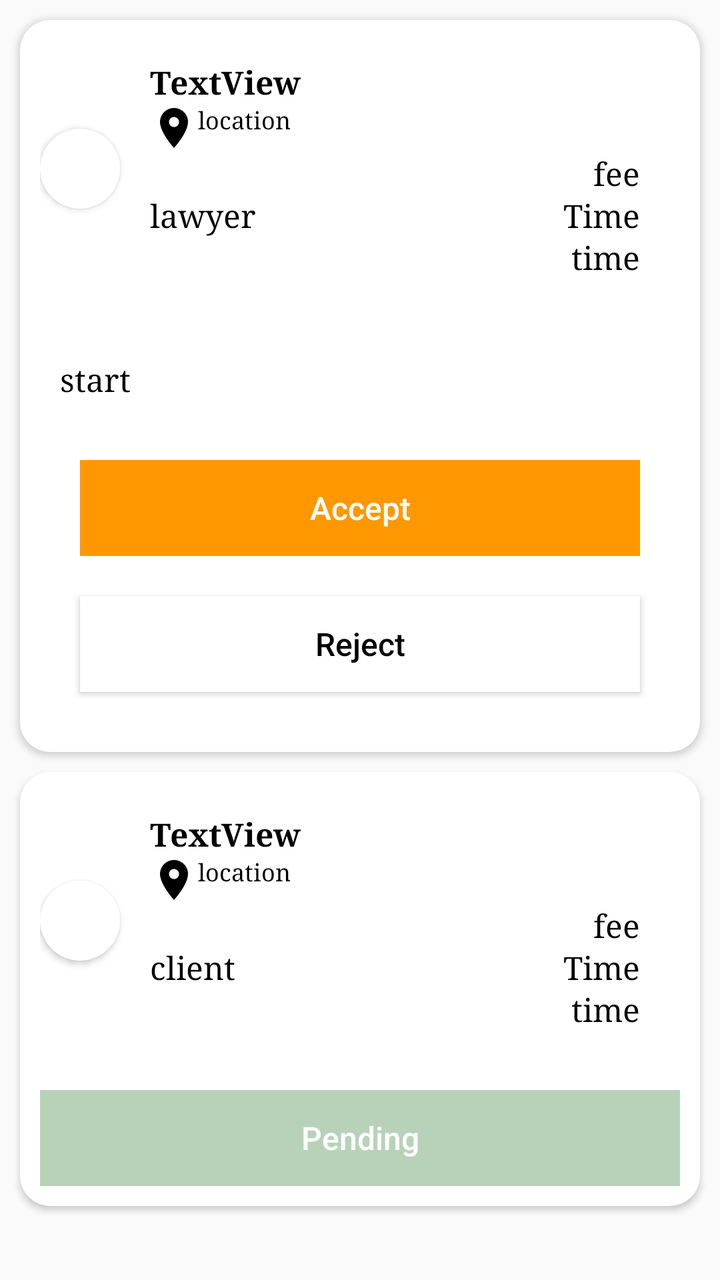
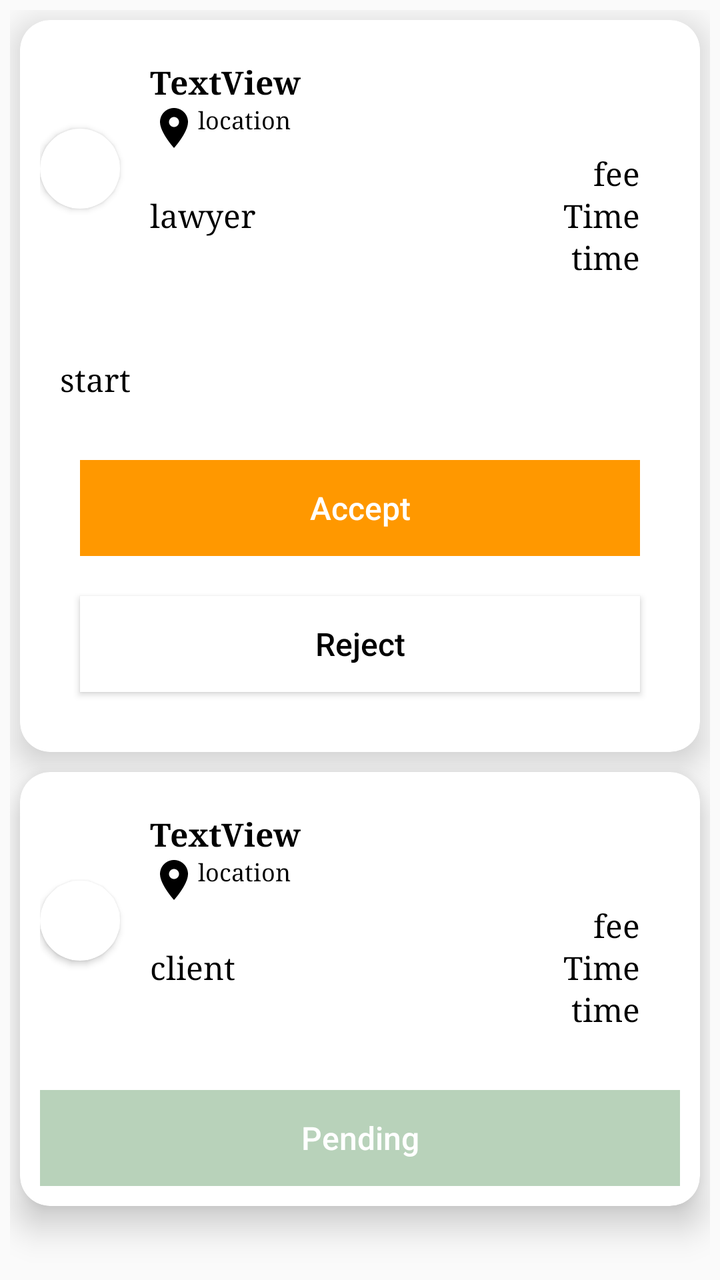

Before-and-after screenshots of an Android layout around one commit, followed by the original layout XML and the change that was made.
<!-- AndroidManifest.xml: application theme Theme.LawAdvat -->
<!-- res/layout/custom_appointment.xml -->
<?xml version="1.0" encoding="utf-8"?>
<androidx.appcompat.widget.LinearLayoutCompat xmlns:android="http://schemas.android.com/apk/res/android"
    xmlns:tools="http://schemas.android.com/tools"
    android:layout_width="match_parent"
    android:layout_height="wrap_content"
    android:orientation="vertical"
    android:padding="05dp"
    xmlns:app="http://schemas.android.com/apk/res-auto">
    <androidx.cardview.widget.CardView
        android:layout_width="match_parent"
        android:layout_height="wrap_content"
        android:layout_gravity="top"
        android:id="@+id/lawyer_appointmen_cardview"
        app:cardCornerRadius="15dp"
        android:layout_margin="05dp">
        <LinearLayout
            android:layout_width="match_parent"
            android:layout_height="wrap_content"
            android:id="@+id/lawyer_appointmen_linear"
            android:orientation="vertical">
            <LinearLayout
            android:layout_width="match_parent"
            android:layout_height="wrap_content"
            android:padding="10dp"
            android:orientation="horizontal">
            <androidx.cardview.widget.CardView
                android:layout_width="40dp"
                app:cardCornerRadius="40dp"
                android:layout_gravity="center"
                android:layout_height="40dp">
                <ImageView
                    android:id="@+id/client_lawyer_image1"
                    android:layout_width="50dp"
                    android:layout_height="50dp"
                    android:layout_gravity="center"
                    app:layout_constraintBottom_toBottomOf="parent"
                    app:layout_constraintStart_toStartOf="parent"
                    app:layout_constraintTop_toTopOf="parent"
                    app:srcCompat="@drawable/baseline_account_circle_24" />
            </androidx.cardview.widget.CardView>
            <LinearLayout
                android:layout_width="match_parent"
                android:layout_height="wrap_content"
                android:padding="10dp"
                android:layout_marginLeft="05dp"
                android:orientation="vertical">
                <TextView
                    android:id="@+id/client_name1"
                    android:layout_width="wrap_content"
                    android:layout_height="wrap_content"
                    android:text="TextView"
                    android:textStyle="bold"
                    android:fontFamily="serif"
                    android:textColor="@color/black"
                    app:layout_constraintBottom_toBottomOf="@+id/profile_lawyer_image"
                    app:layout_constraintStart_toEndOf="@+id/profile_lawyer_image"
                    app:layout_constraintTop_toTopOf="@+id/profile_lawyer_image" />
                <LinearLayout
                    android:layout_width="match_parent"
                    android:layout_height="wrap_content"
                    android:orientation="horizontal">

                    <ImageView
                        android:id="@id/imageView1"
                        android:layout_width="wrap_content"
                        android:layout_height="wrap_content"
                        android:src="@drawable/baseline_location_on_24"
                        app:layout_constraintBottom_toBottomOf="parent"
                        app:layout_constraintStart_toStartOf="parent"
                        app:layout_constraintTop_toTopOf="parent" />
                    <TextView
                        android:id="@+id/location1"
                        android:layout_width="wrap_content"
                        android:layout_height="wrap_content"
                        android:fontFamily="serif"
                        android:text="location"
                        android:textColor="@color/black"
                        android:textSize="12sp"
                        app:layout_constraintBottom_toBottomOf="@+id/imageView1"
                        app:layout_constraintStart_toEndOf="@+id/imageView1"
                        app:layout_constraintTop_toTopOf="@+id/imageView1" />
               </LinearLayout>
                <TextView
                    android:id="@+id/fee1"
                    android:layout_width="wrap_content"
                    android:layout_height="wrap_content"
                    android:fontFamily="serif"
                    android:text="fee"
                    android:layout_gravity="end"
                    android:layout_marginEnd="10dp"
                    android:textColor="@color/black"/>
                <androidx.constraintlayout.widget.ConstraintLayout
                    android:layout_width="match_parent"
                    android:layout_height="wrap_content">

                    <TextView
                        android:id="@+id/profile_lawyer_name1"
                        android:layout_width="0dp"
                        android:layout_height="wrap_content"
                        android:fontFamily="serif"
                        android:text="lawyer"
                        android:textColor="@color/black"
                        app:layout_constraintBottom_toBottomOf="parent"
                        app:layout_constraintEnd_toStartOf="@+id/date1"
                        app:layout_constraintStart_toStartOf="parent"
                        app:layout_constraintTop_toTopOf="parent" />

                    <TextView
                        android:id="@+id/date1"
                        android:layout_width="wrap_content"
                        android:layout_height="wrap_content"
                        android:layout_marginRight="10dp"
                        android:fontFamily="serif"
                        android:text="Time"
                        android:textColor="@color/black"
                        app:layout_constraintBottom_toBottomOf="@+id/profile_lawyer_name1"
                        app:layout_constraintEnd_toEndOf="parent"
                        app:layout_constraintTop_toTopOf="@+id/profile_lawyer_name1" />
                </androidx.constraintlayout.widget.ConstraintLayout>
                <TextView
                    android:id="@+id/time1"
                    android:layout_width="wrap_content"
                    android:layout_height="wrap_content"
                    android:fontFamily="serif"
                    android:text="time"
                    android:layout_gravity="end"
                    android:layout_marginEnd="10dp"
                    android:textColor="@color/black"/>
            </LinearLayout>
        </LinearLayout>

            <LinearLayout
                android:layout_width="match_parent"
                android:layout_height="wrap_content"
                android:padding="10dp"
                android:layout_gravity="center"
                android:orientation="vertical">
                <LinearLayout
                    android:layout_width="match_parent"
                    android:layout_height="wrap_content"
                    android:padding="10dp"
                    android:id="@+id/lawyer_text_linear"
                    android:layout_gravity="center"
                    android:orientation="vertical">
                    <TextView
                        android:layout_width="wrap_content"
                        android:layout_height="wrap_content"
                        android:textColor="@color/black"
                        android:text="start"
                        android:fontFamily="serif"
                        android:id="@+id/show_answer"/>
                </LinearLayout>
                <LinearLayout
                    android:layout_width="match_parent"
                    android:layout_height="wrap_content"
                    android:padding="10dp"
                    android:id="@+id/lawyer_btn_linear"
                    android:layout_gravity="center"
                    android:orientation="vertical">
                    <Button
                        android:id="@+id/accept_btn"
                        android:layout_width="match_parent"
                        android:layout_height="wrap_content"
                        android:text="Accept"
                        android:layout_margin="10dp"
                        android:textAllCaps="false"
                        android:textColor="@color/white"
                        android:background="#FF9800"
                        style="?android:attr/buttonBarButtonStyle" />
                    <Button
                        android:id="@+id/reject_btn"
                        android:layout_width="match_parent"
                        android:layout_height="wrap_content"
                        android:text="Reject"
                        android:layout_margin="10dp"
                        android:textAllCaps="false"
                        android:textColor="@color/black"
                        android:background="@color/white"/>
                </LinearLayout>
            </LinearLayout>
        </LinearLayout>
    </androidx.cardview.widget.CardView>

        <androidx.cardview.widget.CardView
            android:layout_width="match_parent"
            android:layout_height="wrap_content"
            android:padding="10dp"
            android:layout_gravity="top"
            android:id="@+id/client_appointmen_cardview"
            app:cardCornerRadius="15dp"
            android:layout_margin="05dp">
            <LinearLayout
                android:layout_width="match_parent"
                android:layout_height="wrap_content"
                android:id="@+id/client_appointmen_linear"
                android:orientation="vertical">
            <LinearLayout
                android:layout_width="match_parent"
                android:layout_height="wrap_content"
                android:padding="10dp"
                android:orientation="horizontal">
                <androidx.cardview.widget.CardView
                    android:layout_width="40dp"
                    app:cardCornerRadius="40dp"
                    android:layout_gravity="center"
                    android:layout_height="40dp">
                    <ImageView
                        android:id="@+id/profile_lawyer_image2"
                        android:layout_width="50dp"
                        android:layout_height="50dp"
                        android:layout_gravity="center"
                        app:layout_constraintBottom_toBottomOf="parent"
                        app:layout_constraintStart_toStartOf="parent"
                        app:layout_constraintTop_toTopOf="parent"
                        app:srcCompat="@drawable/baseline_account_circle_24" />
                </androidx.cardview.widget.CardView>
                <LinearLayout
                    android:layout_width="match_parent"
                    android:layout_height="wrap_content"
                    android:padding="10dp"
                    android:layout_marginLeft="05dp"
                    android:orientation="vertical">
                    <TextView
                        android:id="@+id/lawyer_name"
                        android:layout_width="wrap_content"
                        android:layout_height="wrap_content"
                        android:text="TextView"
                        android:textStyle="bold"
                        android:fontFamily="serif"
                        android:textColor="@color/black"
                        app:layout_constraintBottom_toBottomOf="@+id/profile_lawyer_image"
                        app:layout_constraintStart_toEndOf="@+id/profile_lawyer_image"
                        app:layout_constraintTop_toTopOf="@+id/profile_lawyer_image" />
                    <LinearLayout
                        android:layout_width="match_parent"
                        android:layout_height="wrap_content"
                        android:orientation="horizontal">
                        <ImageView
                            android:id="@+id/imageView"
                            android:layout_width="wrap_content"
                            android:layout_height="wrap_content"
                            android:src="@drawable/baseline_location_on_24"
                            app:layout_constraintBottom_toBottomOf="parent"
                            app:layout_constraintStart_toStartOf="parent"
                            app:layout_constraintTop_toTopOf="parent" />
                        <TextView
                            android:id="@+id/location"
                            android:layout_width="wrap_content"
                            android:layout_height="wrap_content"
                            android:fontFamily="serif"
                            android:text="location"
                            android:textColor="@color/black"
                            android:textSize="12sp"
                            app:layout_constraintBottom_toBottomOf="@+id/imageView"
                            app:layout_constraintStart_toEndOf="@+id/imageView"
                            app:layout_constraintTop_toTopOf="@+id/imageView" />

                    </LinearLayout>
                    <TextView
                        android:id="@+id/fee"
                        android:layout_width="wrap_content"
                        android:layout_height="wrap_content"
                        android:fontFamily="serif"
                        android:text="fee"
                        android:layout_gravity="end"
                        android:layout_marginEnd="10dp"
                        android:textColor="@color/black"/>
                    <androidx.constraintlayout.widget.ConstraintLayout
                        android:layout_width="match_parent"
                        android:layout_height="wrap_content">

                        <TextView
                            android:id="@+id/client_name"
                            android:layout_width="0dp"
                            android:layout_height="wrap_content"
                            android:fontFamily="serif"
                            android:text="client"
                            android:textColor="@color/black"
                            app:layout_constraintBottom_toBottomOf="parent"
                            app:layout_constraintEnd_toStartOf="@+id/date"
                            app:layout_constraintStart_toStartOf="parent"
                            app:layout_constraintTop_toTopOf="parent" />

                        <TextView
                            android:id="@+id/date"
                            android:layout_width="wrap_content"
                            android:layout_height="wrap_content"
                            android:fontFamily="serif"
                            android:text="Time"
                            android:layout_marginRight="10dp"
                            android:textColor="@color/black"
                            app:layout_constraintBottom_toBottomOf="@+id/client_name"
                            app:layout_constraintEnd_toEndOf="parent"
                            app:layout_constraintTop_toTopOf="@+id/client_name" />
                    </androidx.constraintlayout.widget.ConstraintLayout>
                    <TextView
                        android:id="@+id/time"
                        android:layout_width="wrap_content"
                        android:layout_height="wrap_content"
                        android:fontFamily="serif"
                        android:text="time"
                        android:layout_gravity="end"
                        android:layout_marginEnd="10dp"
                        android:textColor="@color/black"/>
                </LinearLayout>
            </LinearLayout>
                <TextView
                    android:id="@+id/review_btn"
                    android:layout_width="wrap_content"
                    android:layout_height="wrap_content"
                    android:text="Give review"
                    android:layout_margin="05dp"
                    android:visibility="gone"
                    android:textAllCaps="false"
                    android:textColor="#FF9800" />
                <Button
                    android:id="@+id/pending"
                    style="?android:attr/buttonBarButtonStyle"
                    android:layout_width="match_parent"
                    android:layout_height="wrap_content"
                    android:layout_margin="10dp"
                    android:background="#B99EC1A0"
                    android:enabled="false"
                    android:text="Pending"
                    android:textAllCaps="false"
                    android:textColor="@color/white" />

            </LinearLayout>
        </androidx.cardview.widget.CardView>
</androidx.appcompat.widget.LinearLayoutCompat>
<!-- resources referenced by this layout -->
<resources>
  <color name="black">#FF000000</color>
  <color name="white">#FFFFFFFF</color>
  <!-- drawable baseline_account_circle_24 (drawable) -->
  <vector android:height="24dp" android:tint="#000000"
      android:viewportHeight="24" android:viewportWidth="24"
      android:width="24dp" xmlns:android="http://schemas.android.com/apk/res/android">
      <path android:fillColor="@android:color/white" android:pathData="M12,2C6.48,2 2,6.48 2,12s4.48,10 10,10 10,-4.48 10,-10S17.52,2 12,2zM12,5c1.66,0 3,1.34 3,3s-1.34,3 -3,3 -3,-1.34 -3,-3 1.34,-3 3,-3zM12,19.2c-2.5,0 -4.71,-1.28 -6,-3.22 0.03,-1.99 4,-3.08 6,-3.08 1.99,0 5.97,1.09 6,3.08 -1.29,1.94 -3.5,3.22 -6,3.22z"/>
  </vector>
  <!-- drawable baseline_location_on_24 (drawable) -->
  <vector android:height="24dp" android:tint="#000000"
      android:viewportHeight="24" android:viewportWidth="24"
      android:width="24dp" xmlns:android="http://schemas.android.com/apk/res/android">
      <path android:fillColor="@android:color/white" android:pathData="M12,2C8.13,2 5,5.13 5,9c0,5.25 7,13 7,13s7,-7.75 7,-13c0,-3.87 -3.13,-7 -7,-7zM12,11.5c-1.38,0 -2.5,-1.12 -2.5,-2.5s1.12,-2.5 2.5,-2.5 2.5,1.12 2.5,2.5 -1.12,2.5 -2.5,2.5z"/>
  </vector>
  <style name="Theme.LawAdvat" parent="Theme.MaterialComponents.DayNight.DarkActionBar.Bridge">
          
          <item name="colorPrimary">@color/white</item>
          <item name="colorPrimaryVariant">#FFFFFF</item>
          <item name="colorOnPrimary">#009688</item>
          
          <item name="colorSecondary">@color/teal_200</item>
          <item name="colorSecondaryVariant">@color/teal_700</item>
          <item name="colorOnSecondary">#FFFFFF</item>
          
          <item name="android:statusBarColor">#FFFFFF</item>
          
          <item name="titleTextColor">@color/black</item>
          <item name="fontFamily">serif</item>
          <item name="android:textSize">16sp</item>
      </style>
  <color name="teal_200">#FF03DAC5</color>
  <color name="teal_700">#FF018786</color>
</resources>

<!-- the commit's change to res/layout/custom_appointment.xml (unified diff, before → after) -->
@@ -10,6 +10,7 @@
         android:layout_width="match_parent"
         android:layout_height="wrap_content"
         android:layout_gravity="top"
+        app:cardElevation="10dp"
         android:id="@+id/lawyer_appointmen_cardview"
         app:cardCornerRadius="15dp"
         android:layout_margin="05dp">
@@ -187,6 +188,7 @@
             android:padding="10dp"
             android:layout_gravity="top"
             android:id="@+id/client_appointmen_cardview"
+            app:cardElevation="10dp"
             app:cardCornerRadius="15dp"
             android:layout_margin="05dp">
             <LinearLayout
